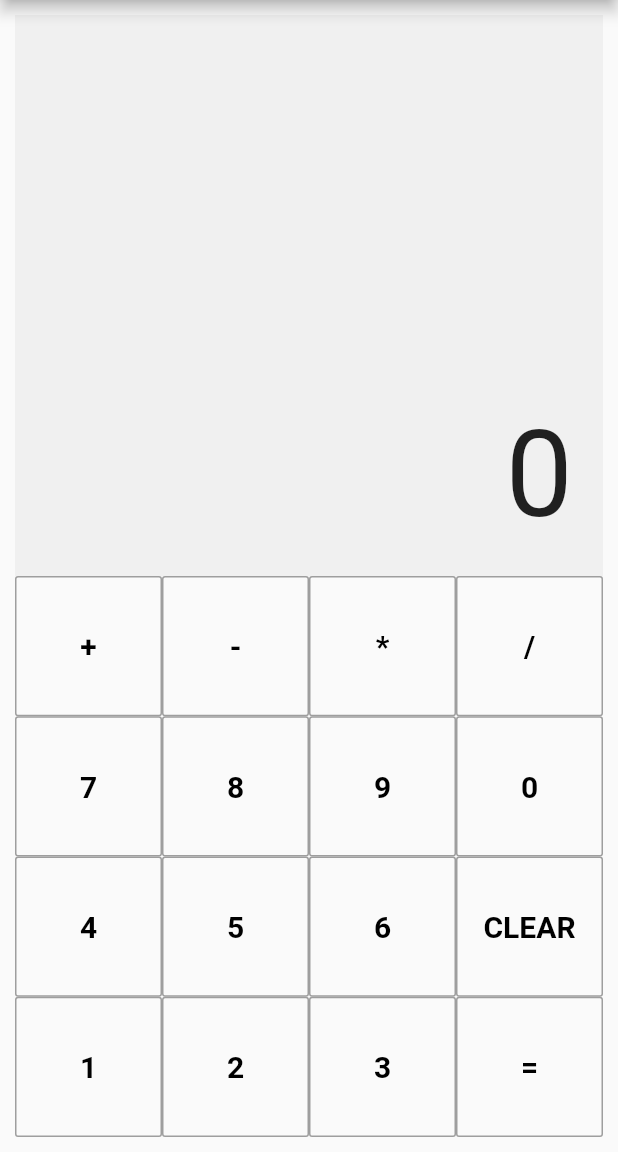
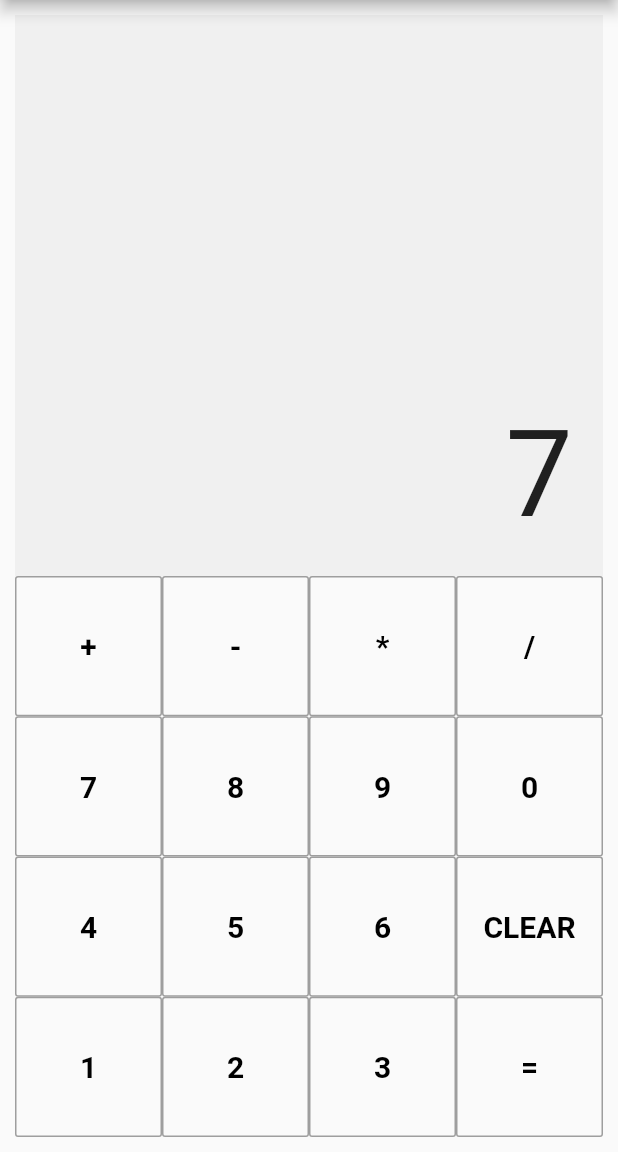
Before and after one commit to ella97/calculator_app, a Flutter app: the screen it shows after launch, after a tap on an icon or button, on a phone screen of 412 x 824 dp, the part 84-1236 px from its top. Run offline on Flutter 3.47's test engine with Material 2 defaults, Android fonts, the phone set to English and light mode, and no system bars.

Commit message:
app input and output

```diff
--- a/lib/main.dart
+++ b/lib/main.dart
@@ -28,6 +28,7 @@ class MyHomePage extends StatefulWidget {
 
 class _MyHomePageState extends State<MyHomePage> {
   String displayString = '0';
+  String numberString = '0';
   Widget createRow(String title1, String title2, String title3, String title4) {
     return Expanded(
       child: Row(
@@ -46,14 +47,15 @@ class _MyHomePageState extends State<MyHomePage> {
       child: ButtonTheme(
         height: double.infinity,
         child: OutlineButton(
-          onPressed:() => {},
+          onPressed: () => pressButton(title),
           child: Text(
             title,
             style: TextStyle(
               fontSize: 20,
               fontWeight: FontWeight.bold,
               color: Colors.black,
-            ),),
+            ),
+          ),
           borderSide: BorderSide(
             color: Colors.grey,
             width: 1,
@@ -62,6 +64,24 @@ class _MyHomePageState extends State<MyHomePage> {
         ),
       ),
     );
+  }
+
+  pressButton(String title) {
+    setState(() {
+      if (title == '+' || title == '-' || title == '*' || title == '/') {
+        numberString = '';
+      } else if (title == '=') {
+      } else if (title == 'CLEAR') {
+        numberString = '';
+        displayString = '0';
+      } else {
+        if (numberString == '0' || numberString == '0.0') {
+          numberString = '';
+        }
+        numberString += title;
+        displayString = numberString;
+      }
+    });
   }
 
   @override
```
